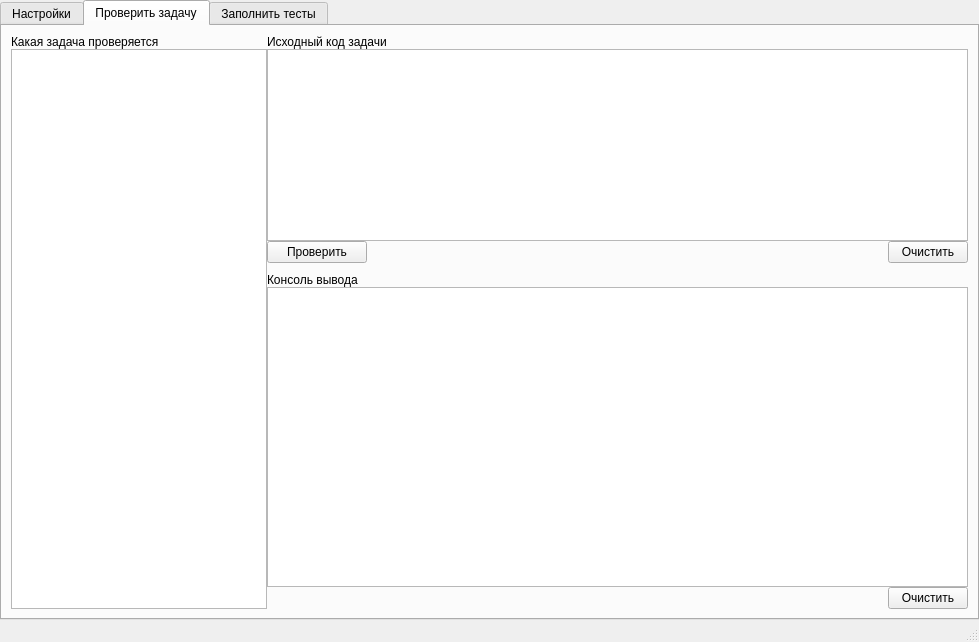
This is mainwindowtester.ui in IvanK-work/tester as Qt 5 draws it before an edit. The edited form follows.
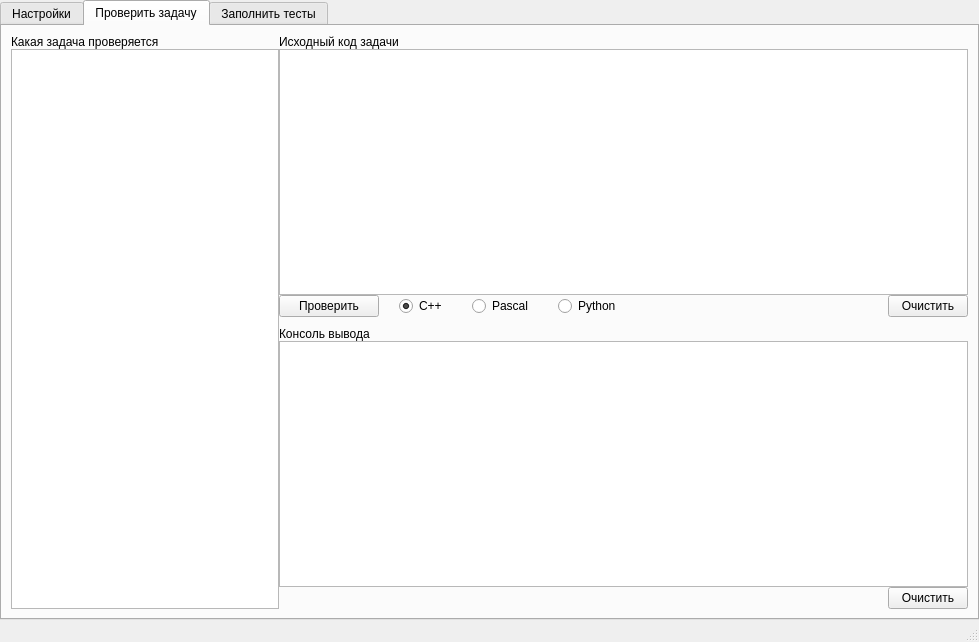
This is the edited form. The open tabs and pages were chosen to show the change.

Commit message:
Добавлена поддержка free pascal  и радибатон выбора языка
Еще вставлен радио батон для выбора языка, но язык все равно определяется автоматически

```diff
--- a/mainwindowtester.ui
+++ b/mainwindowtester.ui
@@ -227,23 +227,33 @@
        <attribute name="title">
         <string>Проверить задачу</string>
        </attribute>
-       <layout class="QGridLayout" name="gridLayout_6" rowstretch="0,0,0,0,0,1,0" columnstretch="0,0,1,0">
+       <layout class="QGridLayout" name="gridLayout_6" rowstretch="0,0,0,0,0,0,0" columnstretch="0,0,0,0,0,0,0,0,0">
         <property name="spacing">
          <number>0</number>
         </property>
-        <item row="2" column="3">
-         <widget class="QPushButton" name="pbClearCode">
-          <property name="maximumSize">
-           <size>
-            <width>100</width>
-            <height>16777215</height>
-           </size>
-          </property>
+        <item row="2" column="6">
+         <widget class="QRadioButton" name="rbPy">
           <property name="text">
-           <string>Очистить</string>
+           <string>Python</string>
           </property>
          </widget>
         </item>
+        <item row="2" column="7">
+         <spacer name="horizontalSpacer">
+          <property name="orientation">
+           <enum>Qt::Horizontal</enum>
+          </property>
+          <property name="sizeType">
+           <enum>QSizePolicy::Expanding</enum>
+          </property>
+          <property name="sizeHint" stdset="0">
+           <size>
+            <width>40</width>
+            <height>20</height>
+           </size>
+          </property>
+         </spacer>
+        </item>
         <item row="0" column="0">
          <widget class="QLabel" name="label_14">
           <property name="text">
@@ -251,22 +261,6 @@
           </property>
          </widget>
         </item>
-        <item row="3" column="3">
-         <spacer name="verticalSpacer_2">
-          <property name="orientation">
-           <enum>Qt::Vertical</enum>
-          </property>
-          <property name="sizeType">
-           <enum>QSizePolicy::Minimum</enum>
-          </property>
-          <property name="sizeHint" stdset="0">
-           <size>
-            <width>20</width>
-            <height>10</height>
-           </size>
-          </property>
-         </spacer>
-        </item>
         <item row="1" column="0" rowspan="6">
          <widget class="QListWidget" name="listCurrentTaskTest">
           <property name="toolTip">
@@ -274,35 +268,6 @@
           </property>
          </widget>
         </item>
-        <item row="6" column="3">
-         <widget class="QPushButton" name="pbClearConsole">
-          <property name="maximumSize">
-           <size>
-            <width>100</width>
-            <height>16777215</height>
-           </size>
-          </property>
-          <property name="text">
-           <string>Очистить</string>
-          </property>
-         </widget>
-        </item>
-        <item row="2" column="2">
-         <spacer name="horizontalSpacer">
-          <property name="orientation">
-           <enum>Qt::Horizontal</enum>
-          </property>
-          <property name="sizeType">
-           <enum>QSizePolicy::Expanding</enum>
-          </property>
-          <property name="sizeHint" stdset="0">
-           <size>
-            <width>40</width>
-            <height>20</height>
-           </size>
-          </property>
-         </spacer>
-        </item>
         <item row="2" column="1">
          <widget class="QPushButton" name="pbCheckTask">
           <property name="maximumSize">
@@ -316,21 +281,30 @@
           </property>
          </widget>
         </item>
-        <item row="1" column="1" colspan="3">
+        <item row="1" column="1" colspan="8">
          <widget class="QTextBrowser" name="tbSourceCodeTask">
           <property name="readOnly">
            <bool>false</bool>
           </property>
          </widget>
         </item>
-        <item row="0" column="1">
-         <widget class="QLabel" name="label_10">
-          <property name="text">
-           <string>Исходный код задачи</string>
+        <item row="2" column="3">
+         <spacer name="horizontalSpacer_3">
+          <property name="orientation">
+           <enum>Qt::Horizontal</enum>
           </property>
-         </widget>
+          <property name="sizeType">
+           <enum>QSizePolicy::Maximum</enum>
+          </property>
+          <property name="sizeHint" stdset="0">
+           <size>
+            <width>25</width>
+            <height>20</height>
+           </size>
+          </property>
+         </spacer>
         </item>
-        <item row="5" column="1" colspan="3">
+        <item row="5" column="1" colspan="8">
          <widget class="QTextBrowser" name="tbConsole">
           <property name="toolTip">
            <string>В консоли в ответах не выводятся спец. символы</string>
@@ -340,6 +314,32 @@
           </property>
          </widget>
         </item>
+        <item row="6" column="8">
+         <widget class="QPushButton" name="pbClearConsole">
+          <property name="maximumSize">
+           <size>
+            <width>100</width>
+            <height>16777215</height>
+           </size>
+          </property>
+          <property name="text">
+           <string>Очистить</string>
+          </property>
+         </widget>
+        </item>
+        <item row="2" column="8">
+         <widget class="QPushButton" name="pbClearCode">
+          <property name="maximumSize">
+           <size>
+            <width>100</width>
+            <height>16777215</height>
+           </size>
+          </property>
+          <property name="text">
+           <string>Очистить</string>
+          </property>
+         </widget>
+        </item>
         <item row="4" column="1">
          <widget class="QLabel" name="label_11">
           <property name="text">
@@ -347,6 +347,68 @@
           </property>
          </widget>
         </item>
+        <item row="2" column="4">
+         <widget class="QRadioButton" name="rbPascal">
+          <property name="text">
+           <string>Pascal</string>
+          </property>
+          <attribute name="buttonGroup">
+           <string notr="true">languageTypes</string>
+          </attribute>
+         </widget>
+        </item>
+        <item row="0" column="1">
+         <widget class="QLabel" name="label_10">
+          <property name="text">
+           <string>Исходный код задачи</string>
+          </property>
+         </widget>
+        </item>
+        <item row="2" column="2">
+         <widget class="QRadioButton" name="rbCpp">
+          <property name="text">
+           <string>C++</string>
+          </property>
+          <property name="checked">
+           <bool>true</bool>
+          </property>
+          <attribute name="buttonGroup">
+           <string notr="true">languageTypes</string>
+          </attribute>
+         </widget>
+        </item>
+        <item row="3" column="8">
+         <spacer name="verticalSpacer_2">
+          <property name="orientation">
+           <enum>Qt::Vertical</enum>
+          </property>
+          <property name="sizeType">
+           <enum>QSizePolicy::Minimum</enum>
+          </property>
+          <property name="sizeHint" stdset="0">
+           <size>
+            <width>20</width>
+            <height>10</height>
+           </size>
+          </property>
+         </spacer>
+        </item>
+        <item row="2" column="5">
+         <spacer name="horizontalSpacer_4">
+          <property name="orientation">
+           <enum>Qt::Horizontal</enum>
+          </property>
+          <property name="sizeType">
+           <enum>QSizePolicy::Maximum</enum>
+          </property>
+          <property name="sizeHint" stdset="0">
+           <size>
+            <width>25</width>
+            <height>20</height>
+           </size>
+          </property>
+         </spacer>
+        </item>
        </layout>
       </widget>
       <widget class="QWidget" name="add_test_cases">
```
Left out of the diff: 22 changed lines with no effect on the pictures. The commit also changes 3 other files.
